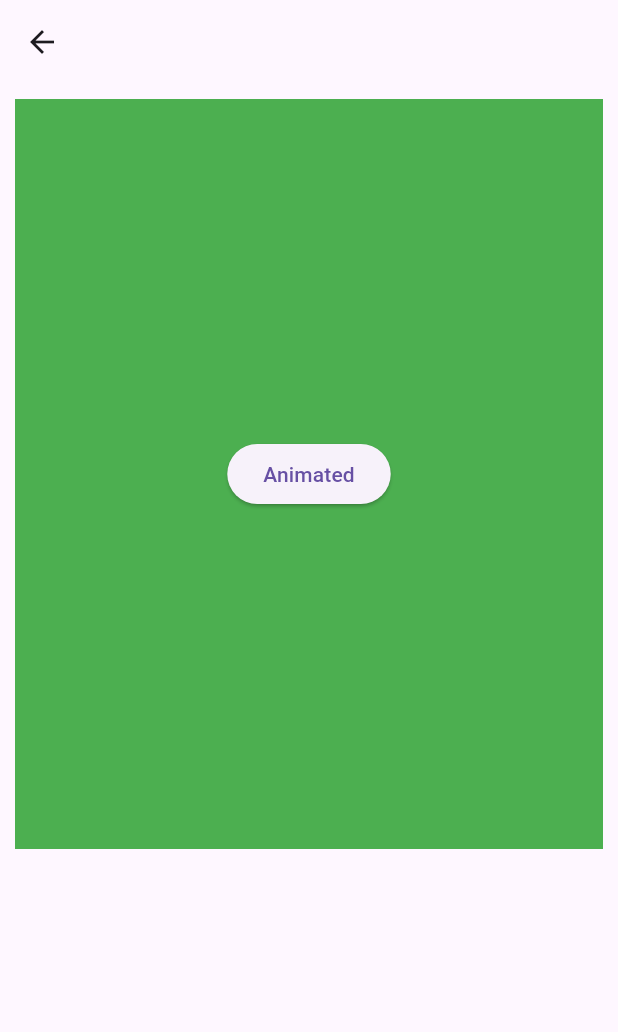
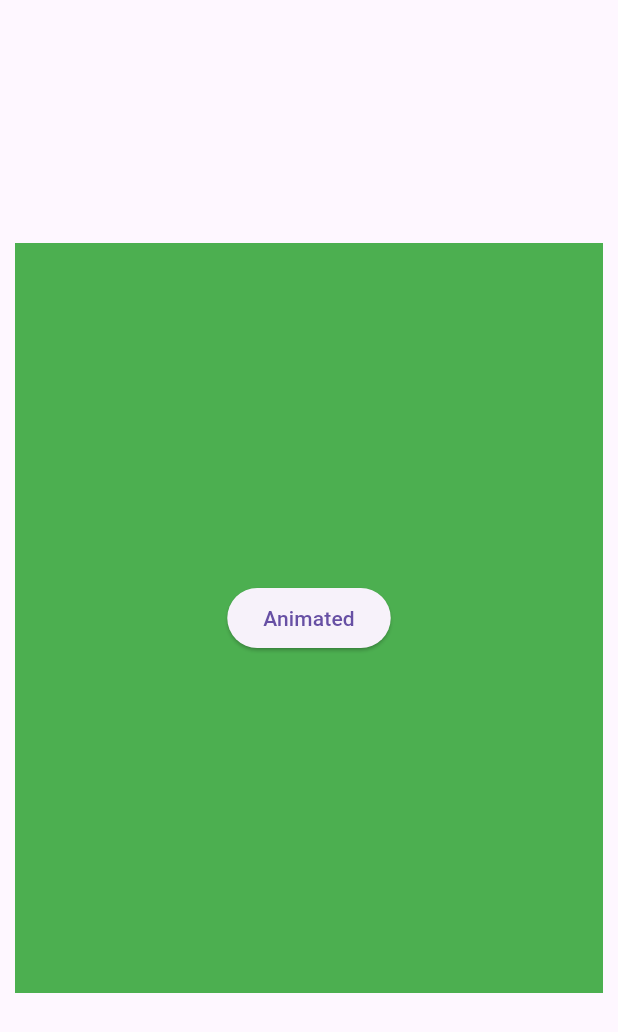
Before and after one commit to Shahanad-p/animation, a Flutter app: the ImpleciteAnimation screen opened directly, on a phone screen of 412 x 824 dp. Shown: the top 1032 px of the screen. Run offline on Flutter 3.47's test engine with Material 3 defaults, Android fonts, the phone set to English and light mode, and no system bars; our stand-ins replace flutter_staggered_animations, lorem_ipsum, shared_preferences; accounts and stored records are empty.

Commit message:
done the  project completely

```diff
--- a/lib/view/gride_view.dart
+++ b/lib/view/gride_view.dart
@@ -17,8 +17,8 @@ class GridViewScreen extends StatelessWidget {
           itemBuilder: (context, index) {
             return AnimationConfiguration.staggeredGrid(
               position: index,
-              columnCount: 4,
-              duration: Duration(milliseconds: 3000),
+              columnCount: 3,
+              duration: Duration(milliseconds: 1500),
               child: ScaleAnimation(
                 child: FadeInAnimation(
                   child: Padding(
--- a/lib/view/implecite.dart
+++ b/lib/view/implecite.dart
@@ -17,8 +17,8 @@ class _ImpleciteAnimationState extends State<ImpleciteAnimation> {
   @override
   Widget build(BuildContext context) {
     return Scaffold(
-      appBar: AppBar(backgroundColor: Colors.transparent),
-      body: AnimatedContainer(
+      body: Center(
+        child: AnimatedContainer(
           height: height,
           width: width,
           duration: Duration(seconds: 1),
@@ -37,6 +37,7 @@ class _ImpleciteAnimationState extends State<ImpleciteAnimation> {
                 child: Text('Animated')),
           ),
         ),
+      ),
     );
   }
 }
--- a/pubspec.yaml
+++ b/pubspec.yaml
@@ -32,6 +32,7 @@ dependencies:
   flutter:
     sdk: flutter
   flutter_staggered_animations: ^1.1.1
+  google_fonts: ^6.2.0
   lorem_ipsum: ^0.0.3
   provider: ^6.1.2
   shared_preferences: ^2.2.2
```
Also changed, not shown: lib/view/home.dart (+20 -2 lines), pubspec.lock, 1 other file. Lines whose indentation alone changed are shown as unchanged.
